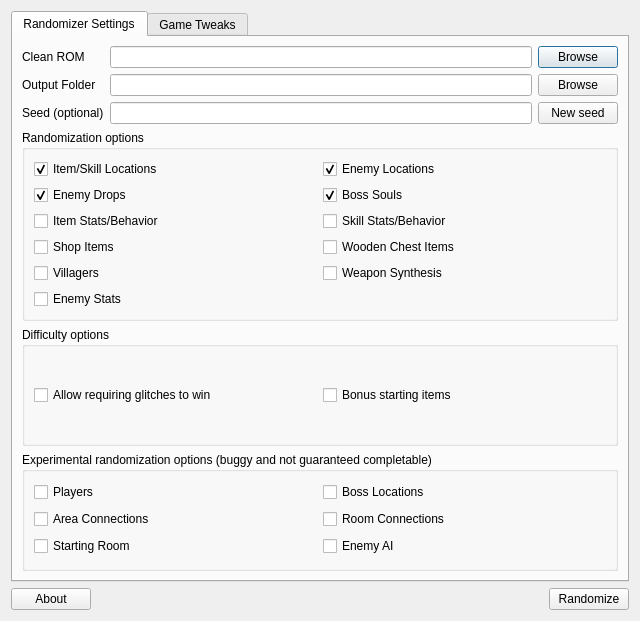
This is randomizer.ui in LagoLunatic/dsvrandom as Qt 5 draws it before an edit. The edited form follows.
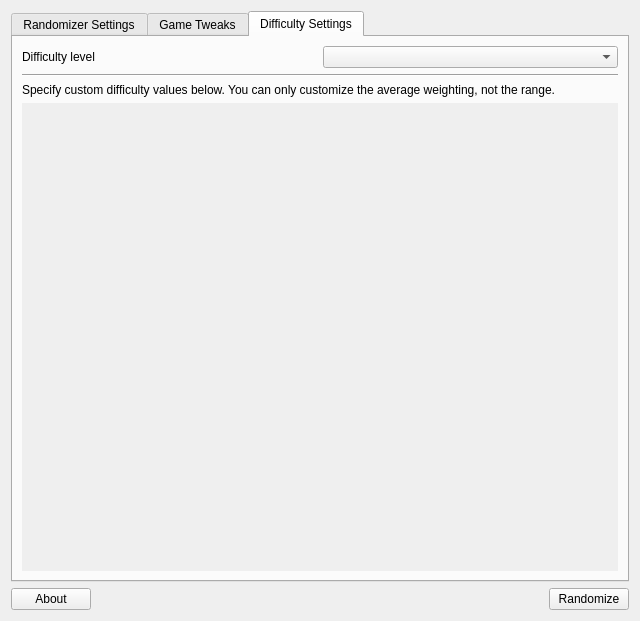
This is the edited form. The open tabs and pages were chosen to show the change. Icons and pictures are not drawn.

Commit message: (WIP) Add some customizable difficulty settings

```diff
--- a/randomizer.ui
+++ b/randomizer.ui
@@ -541,6 +541,66 @@
       <zorder>groupBox_2</zorder>
       <zorder>groupBox_4</zorder>
      </widget>
+     <widget class="QWidget" name="tab_3">
+      <attribute name="title">
+       <string>Difficulty Settings</string>
+      </attribute>
+      <layout class="QVBoxLayout" name="verticalLayout_7">
+       <item>
+        <layout class="QHBoxLayout" name="horizontalLayout_16">
+         <item>
+          <widget class="QLabel" name="label_4">
+           <property name="text">
+            <string>Difficulty level</string>
+           </property>
+          </widget>
+         </item>
+         <item>
+          <widget class="QComboBox" name="difficulty_preset"/>
+         </item>
+        </layout>
+       </item>
+       <item>
+        <widget class="Line" name="line">
+         <property name="orientation">
+          <enum>Qt::Horizontal</enum>
+         </property>
+        </widget>
+       </item>
+       <item>
+        <widget class="QLabel" name="label_5">
+         <property name="text">
+          <string>Specify custom difficulty values below. You can only customize the average weighting, not the range.</string>
+         </property>
+        </widget>
+       </item>
+       <item>
+        <widget class="QScrollArea" name="scrollArea">
+         <property name="frameShape">
+          <enum>QFrame::NoFrame</enum>
+         </property>
+         <property name="widgetResizable">
+          <bool>true</bool>
+         </property>
+         <widget class="QWidget" name="scrollAreaWidgetContents">
+          <property name="geometry">
+           <rect>
+            <x>0</x>
+            <y>0</y>
+            <width>590</width>
+            <height>447</height>
+           </rect>
+          </property>
+          <layout class="QFormLayout" name="formLayout_5">
+           <property name="fieldGrowthPolicy">
+            <enum>QFormLayout::AllNonFixedFieldsGrow</enum>
+           </property>
+          </layout>
+         </widget>
+        </widget>
+       </item>
+      </layout>
+     </widget>
     </widget>
    </item>
    <item>
```
The commit also changes 3 other files.
